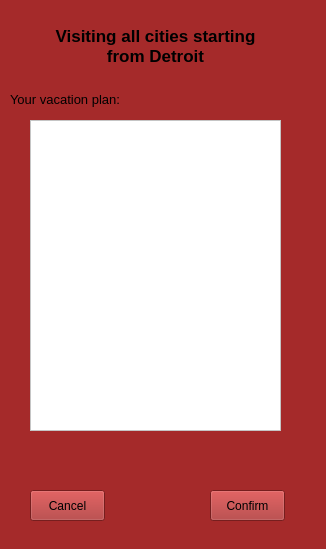
Old version of the form CS1D-Basketball-master/Basketball/confirmdetroit.ui in the repository moetaei/CS1D-Basketball.
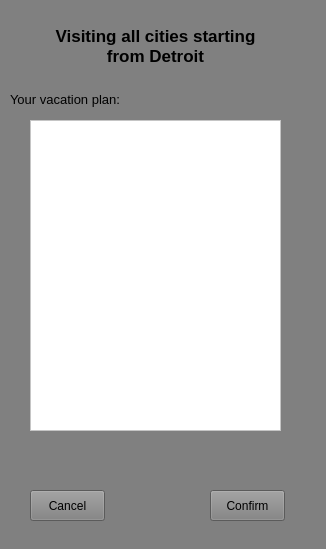
New version of the form.

```diff
--- a/CS1D-Basketball-master/Basketball/confirmdetroit.ui
+++ b/CS1D-Basketball-master/Basketball/confirmdetroit.ui
@@ -14,7 +14,7 @@
    <string>Form</string>
   </property>
   <property name="styleSheet">
-   <string notr="true">background-color:brown;</string>
+   <string notr="true">background-color:gray;</string>
   </property>
   <widget class="QLabel" name="label">
    <property name="geometry">
```
